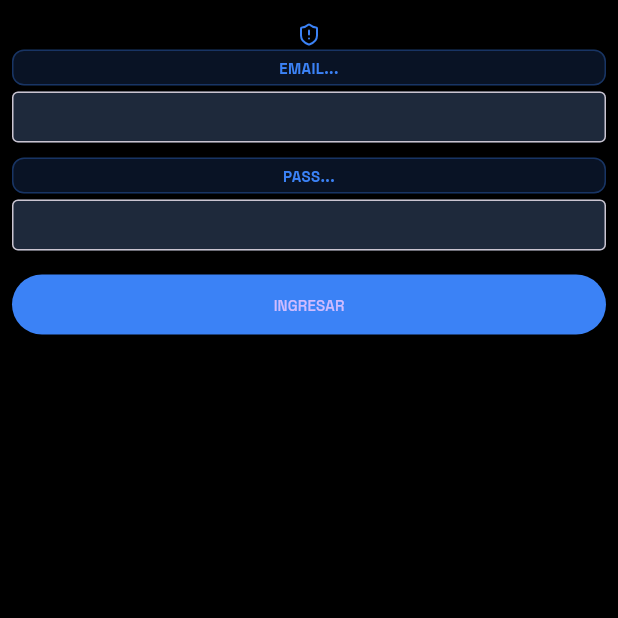
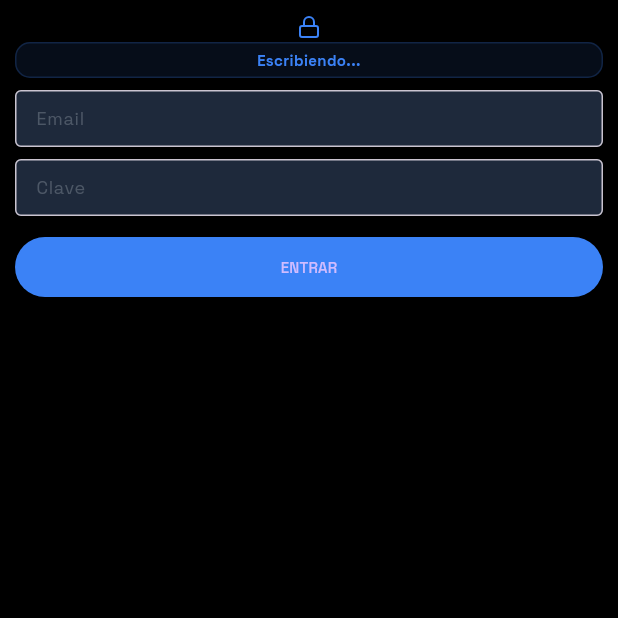
Before and after one commit to S3ndoH/contador_vueltas_app, a Flutter app: the WearLoginScreen screen opened directly, on a phone screen of 412 x 824 dp, the top half of it. Run offline on Flutter 3.47's test engine with Material 3 defaults, Android fonts, the phone set to English and light mode, and no system bars; our stand-ins replace cached_network_image, connectivity_plus, geolocator, google_fonts, image_picker, lucide_icons and 3 more; missing offline and left inert: wear_plus; accounts and stored records are empty; network calls fail.

Commit message:
fix(wear): implement v10 'Haptic Safe-Top' and v9 'Total Jiggler' attempts
- Added v10 'Haptic Safe-Top' with HapticFeedback wakeups and stable top layout.
- Added v9 'Total Jiggler' with layout tremors and physics-based scroll.
- Cleaned up auth controllers and stabilized window resizing on Wear OS.
- Updated documentation and walkthrough with final technical strategies.

```diff
--- a/lib/screens/wear/wear_login.dart
+++ b/lib/screens/wear/wear_login.dart
@@ -1,32 +1,9 @@
 import 'package:flutter/material.dart';
 import 'package:supabase_flutter/supabase_flutter.dart';
 import 'package:lucide_icons/lucide_icons.dart';
-import 'dart:math' as math;
+import 'package:flutter/services.dart';
 import '../../theme.dart';
 import 'wear_home.dart';
-
-/// Almacenamiento persistente para los controladores de autenticación.
-/// Esto evita que el texto se pierda si la pantalla se reconstruye por el teclado.
-class _AuthStorage {
-  static final emailController = TextEditingController();
-  static final passwordController = TextEditingController();
-}
-
-/// Pintor que genera ruido visual microscópico para forzar el redibujado de la GPU.
-class _ChaosPainter extends CustomPainter {
-  final double pulse;
-  _ChaosPainter(this.pulse);
-
-  @override
-  void paint(Canvas canvas, Size size) {
-    final paint = Paint()
-      ..color = Color.fromARGB(1, math.Random().nextInt(255), 0, 0); // 1/255 de opacidad
-    canvas.drawRect(const Rect.fromLTWH(0, 0, 1, 1), paint);
-  }
-
-  @override
-  bool shouldRepaint(_ChaosPainter oldDelegate) => true;
-}
 
 class WearLoginScreen extends StatefulWidget {
   const WearLoginScreen({super.key});
@@ -35,50 +12,36 @@ class WearLoginScreen extends StatefulWidget {
   State<WearLoginScreen> createState() => _WearLoginScreenState();
 }
 
-class _WearLoginScreenState extends State<WearLoginScreen> with SingleTickerProviderStateMixin {
+class _WearLoginScreenState extends State<WearLoginScreen> {
+  final _emailController = TextEditingController();
+  final _passwordController = TextEditingController();
   final _emailFocus = FocusNode();
   final _passwordFocus = FocusNode();
-  final _scrollController = ScrollController();
   bool _isLoading = false;
-  late AnimationController _frameController;
-  bool _tremor = false; // El activador del temblor de layout
+  int _charCount = 0; // Para forzar reconstrucción
 
   @override
   void initState() {
     super.initState();
-    // FRAME FORCER v9: 60fps + Temblor de Layout
-    _frameController = AnimationController(
-      vsync: this,
-      duration: const Duration(milliseconds: 16),
-    )..repeat();
-
-    _AuthStorage.emailController.addListener(_onTextChanged);
-    _AuthStorage.passwordController.addListener(_onTextChanged);
+    _emailController.addListener(_onTextChanged);
+    _passwordController.addListener(_onTextChanged);
   }
 
   void _onTextChanged() {
     if (mounted) {
+      // HAPTIC WAKE: La vibración suele despertar al kernel de Android y al event loop
+      HapticFeedback.lightImpact();
+
       setState(() {
-        _tremor = !_tremor; // Cambiamos el padding de toda la pantalla
+        _charCount = _emailController.text.length + _passwordController.text.length;
       });
-
-      // Forzado de físicas de scroll (mucho más agresivo que jumpTo)
-      if (_scrollController.hasClients) {
-        _scrollController.animateTo(
-          _scrollController.offset + (_tremor ? 0.5 : -0.5),
-          duration: const Duration(milliseconds: 1),
-          curve: Curves.linear,
-        );
-      }
     }
   }
 
   @override
   void dispose() {
-    _AuthStorage.emailController.removeListener(_onTextChanged);
-    _AuthStorage.passwordController.removeListener(_onTextChanged);
-    _frameController.dispose();
-    _scrollController.dispose();
+    _emailController.dispose();
+    _passwordController.dispose();
     _emailFocus.dispose();
     _passwordFocus.dispose();
     super.dispose();
@@ -88,8 +51,8 @@ class _WearLoginScreenState extends State<WearLoginScreen> with SingleTickerProv
     setState(() => _isLoading = true);
     try {
       await Supabase.instance.client.auth.signInWithPassword(
-        email: _AuthStorage.emailController.text.trim(),
-        password: _AuthStorage.passwordController.text.trim(),
+        email: _emailController.text.trim(),
+        password: _passwordController.text.trim(),
       );
       if (mounted) {
         Navigator.pushReplacement(
@@ -112,105 +75,74 @@ class _WearLoginScreenState extends State<WearLoginScreen> with SingleTickerProv
   Widget build(BuildContext context) {
     return Scaffold(
       backgroundColor: Colors.black,
-      body: AnimatedContainer(
-        duration: const Duration(milliseconds: 10),
-        // TEMBLOR: El cambio de padding en la raíz obliga a recalcular TODO el layout
-        padding: EdgeInsets.only(top: _tremor ? 0.5 : 0),
-        child: Stack(
+      resizeToAvoidBottomInset: false, // EVITAMOS que la ventana cambie de tamaño (causa freeze)
+      body: Stack(
         children: [
-            Positioned.fill(
-              child: AnimatedBuilder(
-                animation: _frameController,
-                builder: (context, _) => CustomPaint(
-                  painter: _ChaosPainter(_frameController.value),
+          // Layout "Safe Top": Todo arriba para que el teclado no tape nada "vital"
+          SafeArea(
+            child: SingleChildScrollView(
+              padding: const EdgeInsets.symmetric(horizontal: 10, vertical: 10),
+              child: Column(
+                mainAxisSize: MainAxisSize.min,
+                children: [
+                  const Icon(LucideIcons.lock, color: AppColors.primary, size: 16),
+                  const SizedBox(height: 2),
+
+                  // ESPEJO DINÁMICO (Sin animaciones pesadas)
+                  Container(
+                    key: ValueKey('mirror_v10_$_charCount'),
+                    width: double.infinity,
+                    padding: const EdgeInsets.symmetric(vertical: 4, horizontal: 8),
+                    decoration: BoxDecoration(
+                      color: AppColors.primary.withValues(alpha: 0.1),
+                      borderRadius: BorderRadius.circular(10),
+                      border: Border.all(color: AppColors.primary.withValues(alpha: 0.2)),
                     ),
+                    child: Text(
+                      _emailController.text.isEmpty ? 'Escribiendo...' : _emailController.text,
+                      style: const TextStyle(color: AppColors.primary, fontSize: 10, fontWeight: FontWeight.bold),
+                      textAlign: TextAlign.center,
+                      maxLines: 1,
+                      overflow: TextOverflow.ellipsis,
                     ),
                   ),
 
-            SafeArea(
-              child: SingleChildScrollView(
-                controller: _scrollController,
-                padding: const EdgeInsets.symmetric(horizontal: 8, vertical: 15),
-                child: Column(
-                  mainAxisSize: MainAxisSize.min,
-                  children: [
-                    const Icon(LucideIcons.shieldAlert, color: AppColors.primary, size: 16),
-                    const SizedBox(height: 2),
+                  const SizedBox(height: 8),
 
-                    // ESPEJO EMAIL
-                    AnimatedSwitcher(
-                      duration: const Duration(milliseconds: 50),
-                      child: Container(
-                        key: ValueKey('m_email_${_AuthStorage.emailController.text.length}_$_tremor'),
-                        width: double.infinity,
-                        margin: const EdgeInsets.only(bottom: 4),
-                        padding: const EdgeInsets.all(4),
-                        decoration: BoxDecoration(
-                          color: AppColors.primary.withValues(alpha: 0.15),
-                          borderRadius: BorderRadius.circular(8),
-                          border: Border.all(color: AppColors.primary.withValues(alpha: 0.3)),
-                        ),
-                        child: Text(
-                          _AuthStorage.emailController.text.isEmpty ? 'EMAIL...' : _AuthStorage.emailController.text,
-                          style: const TextStyle(color: AppColors.primary, fontSize: 10, fontWeight: FontWeight.bold),
-                          textAlign: TextAlign.center,
-                        ),
+                  TextField(
+                    controller: _emailController,
+                    focusNode: _emailFocus,
+                    style: const TextStyle(color: Colors.white, fontSize: 12),
+                    cursorWidth: 3,
+                    cursorColor: AppColors.primary,
+                    keyboardType: TextInputType.emailAddress,
+                    decoration: const InputDecoration(
+                      hintText: 'Email',
+                      isDense: true,
+                      contentPadding: EdgeInsets.all(10),
+                      border: OutlineInputBorder(),
                     ),
                   ),
 
+                  const SizedBox(height: 8),
+
                   TextField(
-                      controller: _AuthStorage.emailController,
-                      focusNode: _emailFocus,
+                    controller: _passwordController,
+                    focusNode: _passwordFocus,
+                    obscureText: true,
                     style: const TextStyle(color: Colors.white, fontSize: 12),
+                    cursorWidth: 3,
                     cursorColor: AppColors.primary,
-                      showCursor: true,
-                      cursorWidth: 3,
                     decoration: const InputDecoration(
+                      hintText: 'Clave',
                       isDense: true,
-                        contentPadding: EdgeInsets.symmetric(vertical: 8, horizontal: 8),
+                      contentPadding: EdgeInsets.all(10),
                       border: OutlineInputBorder(),
                     ),
                   ),
 
                   const SizedBox(height: 10),
 
-                    // ESPEJO PASSWORD
-                    AnimatedSwitcher(
-                      duration: const Duration(milliseconds: 50),
-                      child: Container(
-                        key: ValueKey('m_pass_${_AuthStorage.passwordController.text.length}_$_tremor'),
-                        width: double.infinity,
-                        margin: const EdgeInsets.only(bottom: 4),
-                        padding: const EdgeInsets.all(4),
-                        decoration: BoxDecoration(
-                          color: AppColors.primary.withValues(alpha: 0.15),
-                          borderRadius: BorderRadius.circular(8),
-                          border: Border.all(color: AppColors.primary.withValues(alpha: 0.3)),
-                        ),
-                        child: Text(
-                          _AuthStorage.passwordController.text.isEmpty ? 'PASS...' : '*' * _AuthStorage.passwordController.text.length,
-                          style: const TextStyle(color: AppColors.primary, fontSize: 10, fontWeight: FontWeight.bold),
-                          textAlign: TextAlign.center,
-                        ),
-                      ),
-                    ),
-
-                    TextField(
-                      controller: _AuthStorage.passwordController,
-                      focusNode: _passwordFocus,
-                      obscureText: true,
-                      style: const TextStyle(color: Colors.white, fontSize: 12),
-                      cursorColor: AppColors.primary,
-                      showCursor: true,
-                      cursorWidth: 3,
-                      decoration: const InputDecoration(
-                        isDense: true,
-                        contentPadding: EdgeInsets.symmetric(vertical: 8, horizontal: 8),
-                        border: OutlineInputBorder(),
-                      ),
-                    ),
-
-                    const SizedBox(height: 12),
                   _isLoading
                       ? const CircularProgressIndicator()
                       : SizedBox(
@@ -219,19 +151,20 @@ class _WearLoginScreenState extends State<WearLoginScreen> with SingleTickerProv
                             onPressed: _signIn,
                             style: ElevatedButton.styleFrom(
                               backgroundColor: AppColors.primary,
-                                padding: const EdgeInsets.symmetric(vertical: 8),
+                              padding: const EdgeInsets.symmetric(vertical: 10),
                             ),
-                              child: const Text('INGRESAR', style: TextStyle(fontSize: 10)),
+                            child: const Text('ENTRAR', style: TextStyle(fontSize: 10)),
                           ),
                         ),
-                    const SizedBox(height: 100), // Más espacio para scroll
+
+                  // Espacio extra para que el teclado no cause problemas de scroll
+                  const SizedBox(height: 120),
                 ],
               ),
             ),
           ),
         ],
       ),
-      ),
     );
   }
 }
```
Lines whose indentation alone changed are shown as unchanged.
